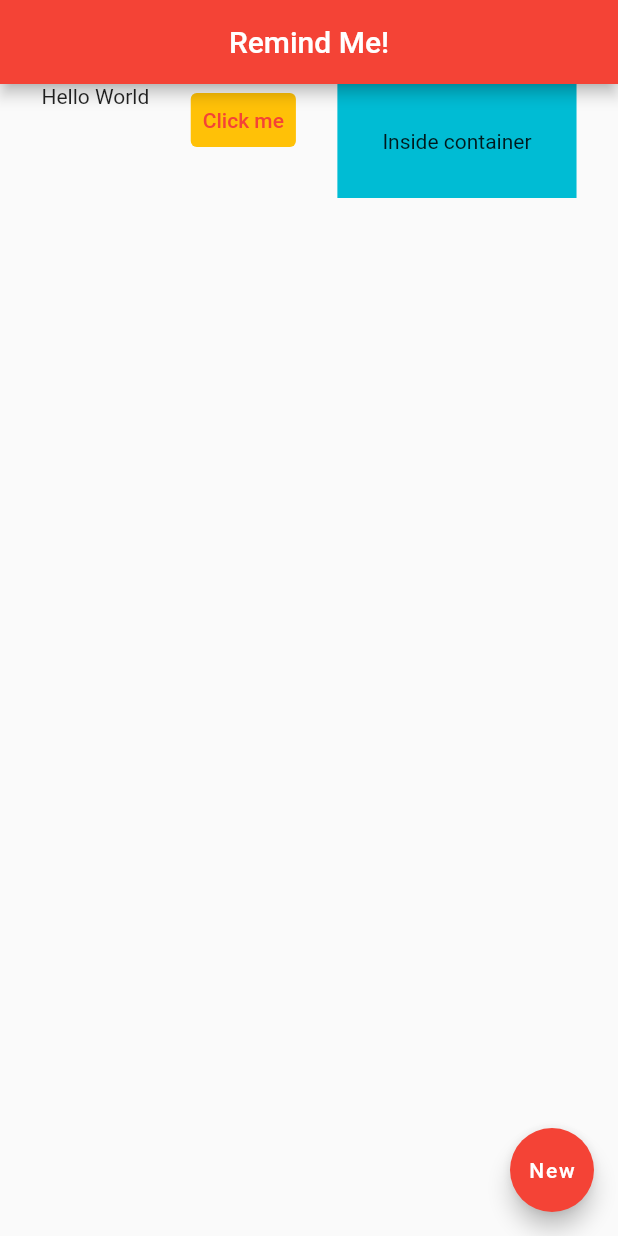
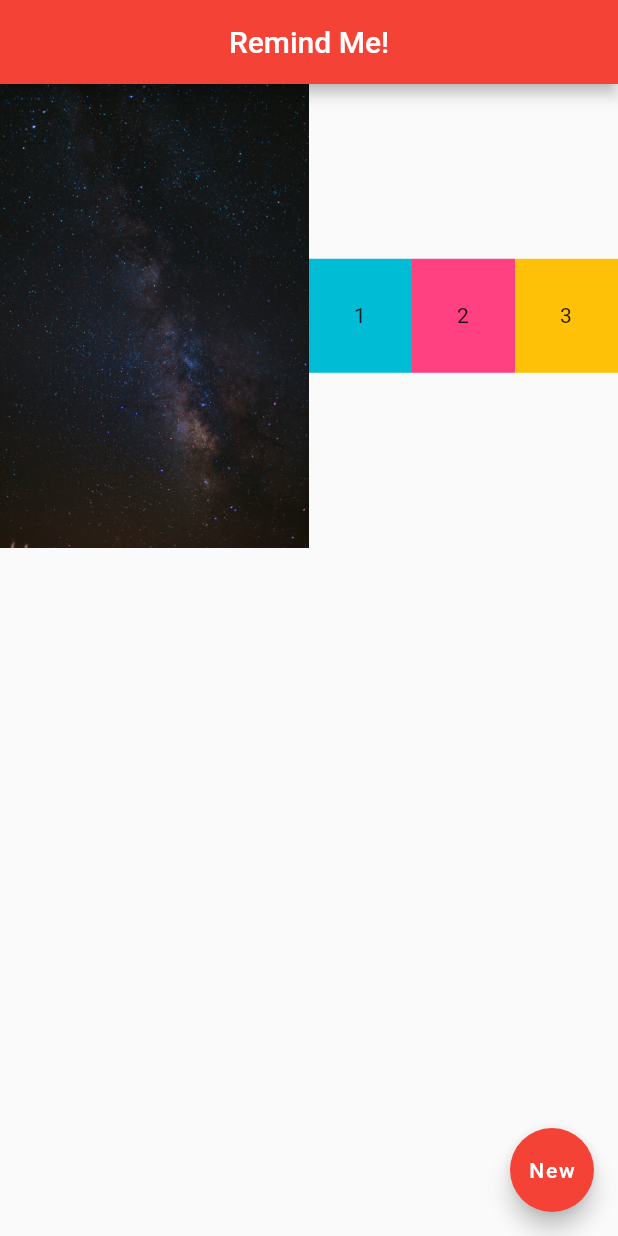
Before and after one commit to OscarVillette/vit-remind, a Flutter app: the screen it shows after launch, on a phone screen of 412 x 824 dp. Run offline on Flutter 3.47's test engine with Material 2 defaults, Android fonts, the light colour scheme and no system bars.

Commit message:
Finished tutorial videos

```diff
--- a/lib/main.dart
+++ b/lib/main.dart
@@ -14,22 +14,34 @@ class Home extends StatelessWidget {
         backgroundColor: Colors.red,
       ),
       body: Row(
-        mainAxisAlignment: MainAxisAlignment.spaceEvenly,
-        crossAxisAlignment: CrossAxisAlignment.start,
         children: <Widget>[
-          Text('Hello World'),
-          TextButton(
-            onPressed: () {},
-            child: Text('Click me'),
-            style: TextButton.styleFrom(
-              primary: Colors.red,
-              backgroundColor: Colors.amber,
+          Expanded(
+            child: Image.asset('assets/space1.jpg'),
+            flex:3,
+            ),
+          Expanded(
+            flex: 1,
+            child: Container(
+              padding: EdgeInsets.all(30.0),
+              color: Colors.cyan,
+              child: Text('1'),
             ),
           ),
-          Container(
-            color: Colors.cyan,
-            padding: EdgeInsets.all(30.0),
-            child: Text('Inside container'),
+          Expanded(
+            flex:1,
+            child: Container(
+              padding: EdgeInsets.all(30.0),
+              color: Colors.pinkAccent,
+              child: Text('2'),
+            ),
+          ),
+          Expanded(
+            flex:1,
+            child: Container(
+              padding: EdgeInsets.all(30.0),
+              color: Colors.amber,
+              child: Text('3'),
+            ),
           ),
         ],
       ),
```
